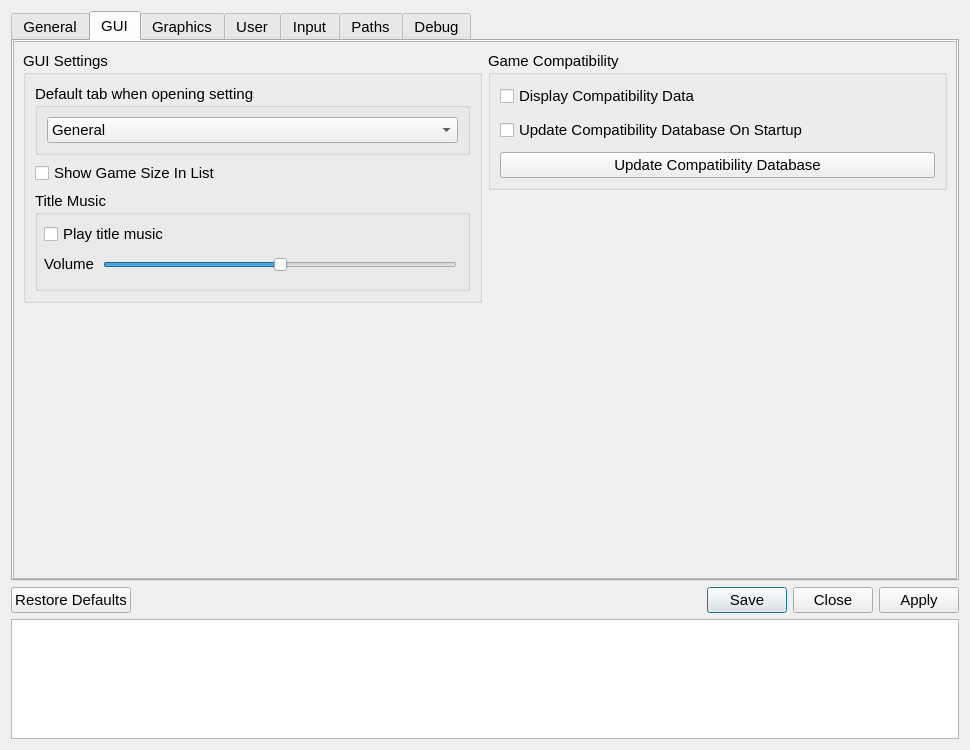
Old version of the form src/qt_gui/settings_dialog.ui in the repository shadps4-emu/shadPS4.
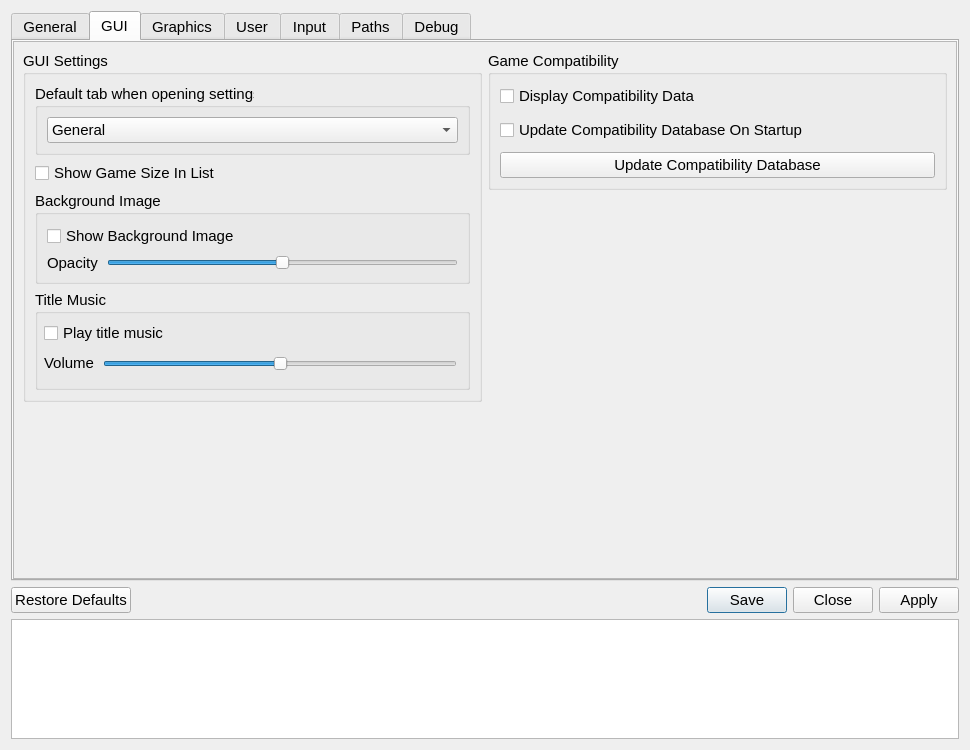
New version of the form. The open tabs and pages were chosen to show the change. Icons and pictures are not drawn.

Commit message: Added UI code for checkbox and English and Spanish translations for new UI elements

```diff
--- a/src/qt_gui/settings_dialog.ui
+++ b/src/qt_gui/settings_dialog.ui
@@ -583,6 +583,76 @@
                  </property>
                 </widget>
                </item>
+               <item>
+                <widget class="QGroupBox" name="GUIBackgroundImageGroupBox">
+                 <property name="title">
+                  <string>Background Image</string>
+                 </property>
+                 <property name="sizePolicy">
+                  <sizepolicy hsizetype="Expanding" vsizetype="Minimum">
+                   <horstretch>0</horstretch>
+                   <verstretch>0</verstretch>
+                  </sizepolicy>
+                 </property>
+                 <layout class="QVBoxLayout" name="backgroundImageVLayout">
+                  <item>
+                   <widget class="QCheckBox" name="showBackgroundImageCheckBox">
+                    <property name="sizePolicy">
+                     <sizepolicy hsizetype="Minimum" vsizetype="Fixed">
+                      <horstretch>0</horstretch>
+                      <verstretch>0</verstretch>
+                     </sizepolicy>
+                    </property>
+                    <property name="text">
+                     <string>Show Background Image</string>
+                    </property>
+                   </widget>
+                  </item>
+                  <item>
+                   <layout class="QHBoxLayout" name="opacityLayout">
+                    <property name="spacing">
+                     <number>9</number>
+                    </property>
+                    <item>
+                     <widget class="QLabel" name="backgroundImageOpacityLabel">
+                      <property name="sizePolicy">
+                       <sizepolicy hsizetype="Maximum" vsizetype="Fixed">
+                        <horstretch>0</horstretch>
+                        <verstretch>0</verstretch>
+                       </sizepolicy>
+                      </property>
+                      <property name="text">
+                       <string>Opacity</string>
+                      </property>
+                     </widget>
+                    </item>
+                    <item>
+                     <widget class="QSlider" name="backgroundImageOpacitySlider">
+                      <property name="sizePolicy">
+                       <sizepolicy hsizetype="Expanding" vsizetype="Fixed">
+                        <horstretch>0</horstretch>
+                        <verstretch>0</verstretch>
+                       </sizepolicy>
+                      </property>
+                      <property name="minimum">
+                       <number>0</number>
+                      </property>
+                      <property name="maximum">
+                       <number>100</number>
+                      </property>
+                      <property name="value">
+                       <number>50</number>
+                      </property>
+                      <property name="orientation">
+                       <enum>Qt::Orientation::Horizontal</enum>
+                      </property>
+                     </widget>
+                    </item>
+                   </layout>
+                  </item>
+                 </layout>
+                </widget>
+               </item>
                <item>
                 <widget class="QGroupBox" name="GUIMusicGroupBox">
                  <property name="sizePolicy">
```
The commit also changes 2 other files.
